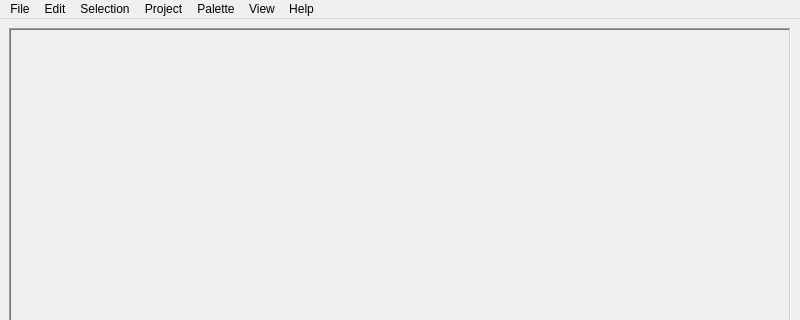
Qt form src/mainwindow.ui (LoxoSoftware/IndexBourne) before a commit; both pictures show x 0 to 800 and y 0 to 320 of the 800 by 600 pixel window.
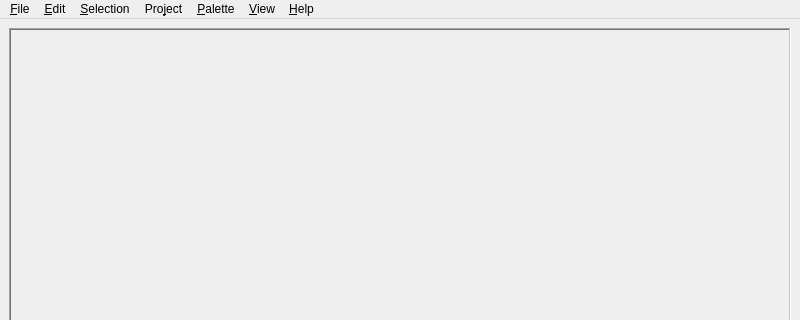
The same form after that commit. Icons and pictures are not drawn.

Commit message: Redesigned dialogs and added some shortcuts to the UI

The edit to the form file:
```diff
--- a/src/mainwindow.ui
+++ b/src/mainwindow.ui
@@ -52,7 +52,7 @@
    </property>
    <widget class="QMenu" name="menuFile">
     <property name="title">
-     <string>File</string>
+     <string>&amp;File</string>
     </property>
     <addaction name="actionNewProject"/>
     <addaction name="actionOpenProject"/>
@@ -63,7 +63,7 @@
    </widget>
    <widget class="QMenu" name="menuView">
     <property name="title">
-     <string>View</string>
+     <string>&amp;View</string>
     </property>
     <addaction name="actionZoom_in"/>
     <addaction name="actionZoom_out"/>
@@ -72,7 +72,7 @@
    </widget>
    <widget class="QMenu" name="menuPalette">
     <property name="title">
-     <string>Palette</string>
+     <string>&amp;Palette</string>
     </property>
     <addaction name="actionImportPalette"/>
     <addaction name="actionExportPalette"/>
@@ -94,7 +94,7 @@
      <string>Coming soon</string>
     </property>
     <property name="title">
-     <string>Project</string>
+     <string>Pro&amp;ject</string>
     </property>
     <widget class="QMenu" name="menuSet_mode">
      <property name="enabled">
@@ -112,7 +112,7 @@
    </widget>
    <widget class="QMenu" name="menuHelp">
     <property name="title">
-     <string>Help</string>
+     <string>&amp;Help</string>
     </property>
     <addaction name="actionAbout"/>
     <addaction name="actionAboutQt"/>
@@ -123,7 +123,7 @@
      <bool>true</bool>
     </property>
     <property name="title">
-     <string>Edit</string>
+     <string>&amp;Edit</string>
     </property>
     <addaction name="actionUndo"/>
     <addaction name="actionRedo"/>
@@ -142,7 +142,7 @@
    </widget>
    <widget class="QMenu" name="menuSelection">
     <property name="title">
-     <string>Selection</string>
+     <string>&amp;Selection</string>
     </property>
     <addaction name="actionSelectAll"/>
     <addaction name="actionSelectNone"/>
```
The commit also changes 4 other files.
